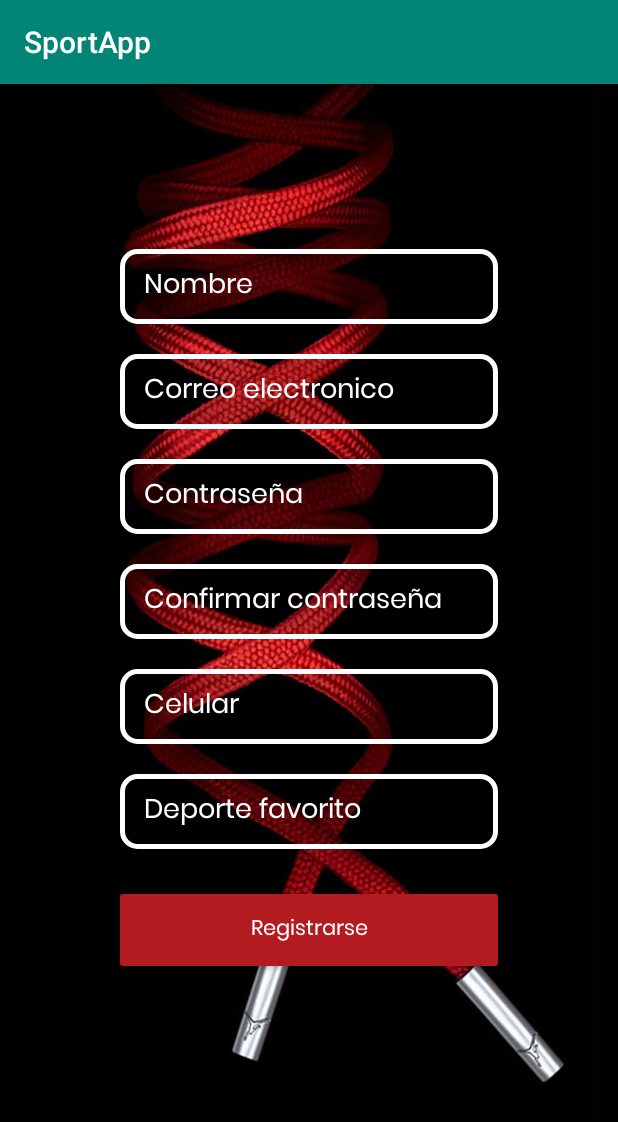
After one commit to BayronCampaz/SportApp, an Android app: the SignupActivity screen opened directly, with no data from a screen before it, on a phone screen of 412 x 824 dp. The commit adds this screen. Shown: the top 1122 px of the screen. Run offline under Robolectric (Android 15) with nearby library versions, the phone set to English and light mode, and no system bars.

Commit message:
Add Login and Signup Activities and differents elements of design

```diff
--- a/app/src/main/AndroidManifest.xml
+++ b/app/src/main/AndroidManifest.xml
@@ -9,6 +9,8 @@
         android:roundIcon="@mipmap/ic_launcher_round"
         android:supportsRtl="true"
         android:theme="@style/AppTheme">
+        <activity android:name=".LoginActivity"></activity>
+        <activity android:name=".SignupActivity" />
         <activity android:name=".MainActivity">
             <intent-filter>
                 <action android:name="android.intent.action.MAIN" />
--- /dev/null
+++ b/app/src/main/java/edu/icesi/sportapp/SignupActivity.java
@@ -0,0 +1,14 @@
+package edu.icesi.sportapp;
+
+import androidx.appcompat.app.AppCompatActivity;
+
+import android.os.Bundle;
+
+public class SignupActivity extends AppCompatActivity {
+
+    @Override
+    protected void onCreate(Bundle savedInstanceState) {
+        super.onCreate(savedInstanceState);
+        setContentView(R.layout.activity_signup);
+    }
+}
--- /dev/null
+++ b/app/src/main/res/drawable/bg_button.xml
@@ -0,0 +1,7 @@
+<?xml version="1.0" encoding="utf-8"?>
+<shape xmlns:android="http://schemas.android.com/apk/res/android">
+
+    <solid android:color="@color/customRed"></solid>
+    <corners android:radius="2dp"/>
+
+</shape>
--- /dev/null
+++ b/app/src/main/res/drawable/bg_edittext.xml
@@ -0,0 +1,9 @@
+<?xml version="1.0" encoding="utf-8"?>
+<shape xmlns:android="http://schemas.android.com/apk/res/android">
+
+    <solid android:color="@color/bgColorEditText"></solid>
+    <corners android:radius="10dp"/>
+
+    <stroke android:color="@android:color/white" android:width="3dp"></stroke>
+
+</shape>
--- /dev/null
+++ b/app/src/main/res/font/font_family.xml
@@ -0,0 +1,14 @@
+<?xml version="1.0" encoding="utf-8"?>
+<font-family xmlns:android="http://schemas.android.com/apk/res/android">
+
+    <font
+        android:font="@font/regular"
+        android:fontStyle="normal"
+        android:fontWeight="400" />
+
+    <font
+        android:font="@font/regularitalic"
+        android:fontStyle="italic"
+        android:fontWeight="400" />
+
+</font-family>
--- /dev/null
+++ b/app/src/main/res/layout/activity_signup.xml
@@ -0,0 +1,76 @@
+<?xml version="1.0" encoding="utf-8"?>
+<LinearLayout android:layout_width="match_parent"
+    android:layout_height="match_parent"
+    xmlns:android="http://schemas.android.com/apk/res/android"
+    android:background="@drawable/background">
+
+    <ImageView
+        android:layout_width="wrap_content"
+        android:layout_height="wrap_content">
+
+    </ImageView>
+
+    <LinearLayout
+        android:layout_width="match_parent"
+        android:layout_height="match_parent"
+        android:orientation="vertical"
+        android:layout_margin="80dp">
+
+
+        <EditText
+            style="@style/styleEditText"
+            android:layout_width="match_parent"
+            android:layout_height="50dp"
+            android:hint="@string/name"
+            android:layout_marginTop="30dp" />
+
+
+        <EditText
+            style="@style/styleEditText"
+            android:layout_width="match_parent"
+            android:layout_height="50dp"
+            android:hint="@string/email"
+            android:inputType="textEmailAddress"
+            android:layout_marginTop="20dp"/>
+
+        <EditText
+            style="@style/styleEditText"
+            android:layout_width="match_parent"
+            android:layout_height="50dp"
+            android:hint="@string/password"
+            android:inputType="textPassword"
+            android:layout_marginTop="20dp"/>
+
+        <EditText
+            style="@style/styleEditText"
+            android:layout_width="match_parent"
+            android:layout_height="50dp"
+            android:hint="@string/confirm_password"
+            android:layout_marginTop="20dp"/>
+
+        <EditText
+            style="@style/styleEditText"
+            android:layout_width="match_parent"
+            android:layout_height="50dp"
+            android:hint="@string/cellphone"
+            android:layout_marginTop="20dp"/>
+
+        <EditText
+            style="@style/styleEditText"
+            android:layout_width="match_parent"
+            android:layout_height="50dp"
+            android:hint="@string/favorite_sport"
+            android:layout_marginTop="20dp"/>
+
+        <Button
+            style="@style/styleButton"
+            android:layout_width="match_parent"
+            android:layout_height="wrap_content"
+            android:gravity="center"
+            android:layout_marginTop="30dp"
+            android:text="@string/register"/>
+
+    </LinearLayout>
+
+
+</LinearLayout>
--- a/app/src/main/res/values/colors.xml
+++ b/app/src/main/res/values/colors.xml
@@ -3,4 +3,7 @@
     <color name="colorPrimary">#008577</color>
     <color name="colorPrimaryDark">#00574B</color>
     <color name="colorAccent">#D81B60</color>
+    <color name="facebook">#3B5998</color>
+    <color name="bgColorEditText">#33000000</color>
+    <color name="customRed">#b41b21</color>
 </resources>
--- a/app/src/main/res/values/strings.xml
+++ b/app/src/main/res/values/strings.xml
@@ -1,3 +1,15 @@
 <resources>
     <string name="app_name">SportApp</string>
+    <string name="email">Correo electronico</string>
+    <string name="password">Contraseña</string>
+    <string name="login">Ingresar</string>
+    <string name="register">Registrarse</string>
+    <string name="name">Nombre</string>
+    <string name="last_name">Apellido</string>
+    <string name="confirm_password">Confirmar contraseña</string>
+    <string name="cellphone">Celular</string>
+    <string name="favorite_sport">Deporte favorito</string>
+    <string name="login_with_facebook">Ingresar con facebook</string>
+
+
 </resources>
--- a/app/src/main/res/values/styles.xml
+++ b/app/src/main/res/values/styles.xml
@@ -8,4 +8,23 @@
         <item name="colorAccent">@color/colorAccent</item>
     </style>
 
+    <style name="styleEditText" parent="Widget.AppCompat.EditText">
+        <item name="android:background">@drawable/bg_edittext</item>
+        <item name="android:paddingLeft">16dp</item>
+        <item name="android:textColor">@android:color/white</item>
+        <item name="android:textColorHint">@android:color/white</item>
+        <item name="android:fontFamily">@font/font_family</item>
+    </style>
+
+    <style name="styleButton" parent="Widget.AppCompat.Button">
+        <item name="android:background">@drawable/bg_button</item>
+        <item name="android:textColor">@android:color/white</item>
+        <item name="android:fontFamily">@font/font_family</item>
+        <item name="android:textAllCaps">false</item>
+    </style>
+
+    <style name="styleButton.Facebook" parent="styleButton">
+        <item name="android:background">@drawable/bg_button_facebook</item>
+    </style>
+
 </resources>
```
Also changed, not shown: app/src/main/java/edu/icesi/sportapp/LoginActivity.java (added, +14 -0 lines), app/src/main/res/drawable/bg_button_facebook.xml (added, +7 -0 lines), app/src/main/res/layout/activity_login.xml (added, +58 -0 lines), app/src/main/res/drawable/background.jpg (added), app/src/main/res/drawable/background2.jpeg (added), app/src/main/res/font/regular.ttf (added), app/src/main/res/font/regularitalic.ttf (added).
